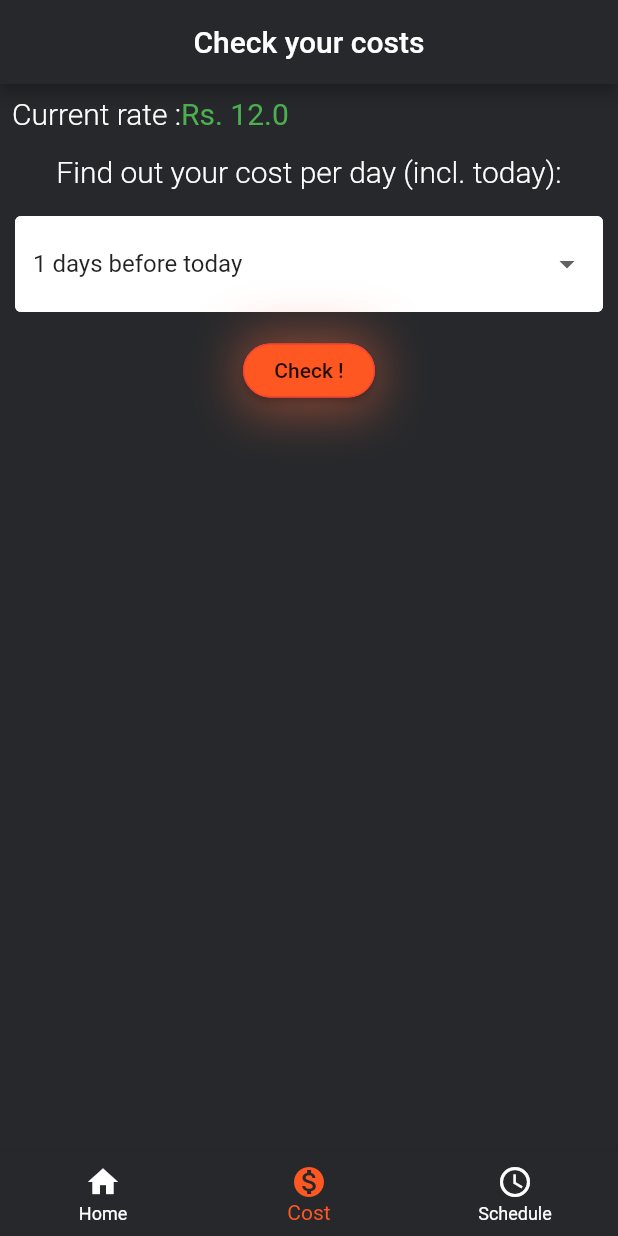
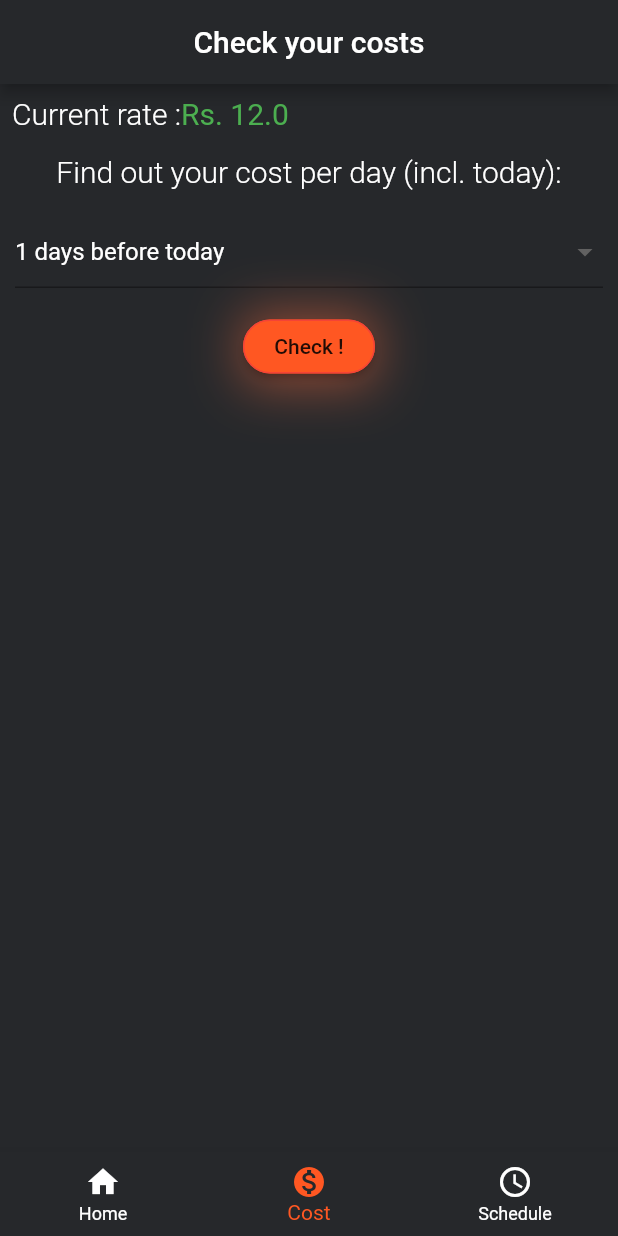
Before and after one commit to Trisanu-007/smart_home_demo, a Flutter app: the screen it shows after launch, item 2 of the bottom bar chosen, on a phone screen of 412 x 824 dp. Run offline on Flutter 3.47's test engine with Material 2 defaults, Android fonts, the light colour scheme and no system bars; our stand-ins replace firebase_database; accounts and stored records are empty; network calls fail.

Commit message:
final user interface

```diff
--- a/lib/main.dart
+++ b/lib/main.dart
@@ -19,6 +19,7 @@ class MyApp extends StatelessWidget {
         primarySwatch: Colors.blue,
       ),
       home: MyHomePage(),
+      debugShowCheckedModeBanner: false,
     );
   }
 }
--- a/lib/pages/costs_page.dart
+++ b/lib/pages/costs_page.dart
@@ -6,6 +6,11 @@ import 'package:http/http.dart' as http;
 import 'package:smart_home_demo/constants/constants.dart';
 import 'package:smart_home_demo/classes/cost.dart';
 import 'package:smart_home_demo/config.dart';
+
+import '../config.dart';
+import '../config.dart';
+import '../config.dart';
+import '../config.dart';
 
 class CostsPage extends StatefulWidget {
   @override
@@ -94,18 +99,32 @@ class _CostsPageState extends State<CostsPage> {
                 ),
               ),
             ),
-            Padding(
+            Container(
+              decoration: BoxDecoration(
+                  color: primaryColor,
+                  borderRadius: BorderRadius.circular(10)),
+
+              child: Theme(
+                data: Theme.of(context).copyWith(
+                  canvasColor: primaryColor,
+                ),
+                child: Padding(
                   padding: const EdgeInsets.all(10.0),
                   child: DropdownButtonFormField(
-                decoration: textInputDecoration,
+                    decoration: InputDecoration(
+                      fillColor: primaryColor,
+                    ),
                     value: curr_day,
                     items: days.map((day) {
                       return DropdownMenuItem(
+
                         value: day,
-                    child: Text("$day days before today"),
+                        child: Text("$day days before today", style: TextStyle(color: Colors.white),),
                       );
                     }).toList(),
                     onChanged: (val) => setState(() => curr_day = val),
+                  ),
+                ),
               ),
             ),
             Padding(
@@ -144,17 +163,19 @@ class _CostsPageState extends State<CostsPage> {
                           return Container(
                             padding: EdgeInsets.fromLTRB(10, 5, 10, 5),
                             child: Card(
+                              color: primaryColor,
+                              shadowColor: Colors.blueAccent,
                               child: ListTile(
                                 leading: CircleAvatar(
-                                  backgroundColor: Colors.blue,
-                                  child: Text("${index + 1}"),
+                                  backgroundColor: Colors.deepOrange,
+                                  child: Text("${index + 1}",style: TextStyle(color: Colors.black)),
                                 ),
                                 title: costdata.value == "NA"
-                                    ? Text("Cost : Not found")
-                                    : Text("Cost : Rs.${costdata.value}"),
+                                    ? Text("Cost : Not found",style: TextStyle(color: Colors.white))
+                                    : Text("Cost : Rs.${costdata.value}",style: TextStyle(color: Colors.white)),
                                 isThreeLine: true,
                                 subtitle: Text(
-                                  "Date:${costdata.date}  Message:${costdata.message}",
+                                  "Date:${costdata.date}  Message:${costdata.message}",style: TextStyle(color: Colors.white)
                                 ),
                               ),
                             ),
```
Also changed, not shown: lib/pages/home_page.dart (+14 -5 lines), lib/pages/schedule.dart (+5 -2 lines). Lines whose indentation alone changed are shown as unchanged.
